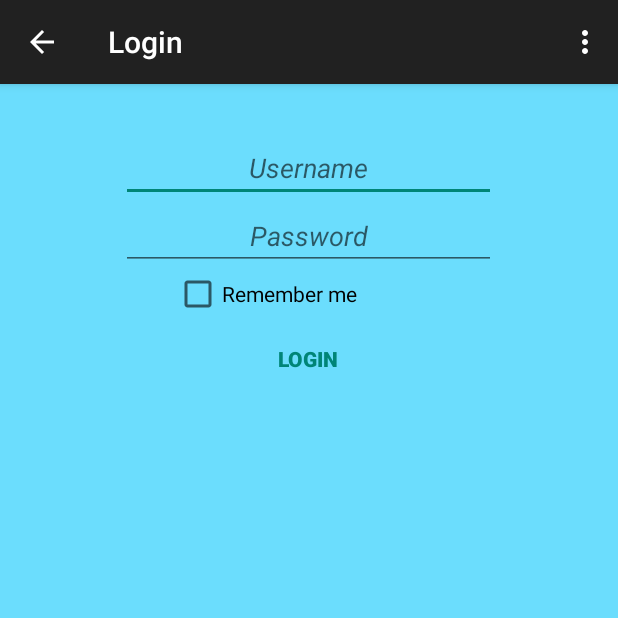
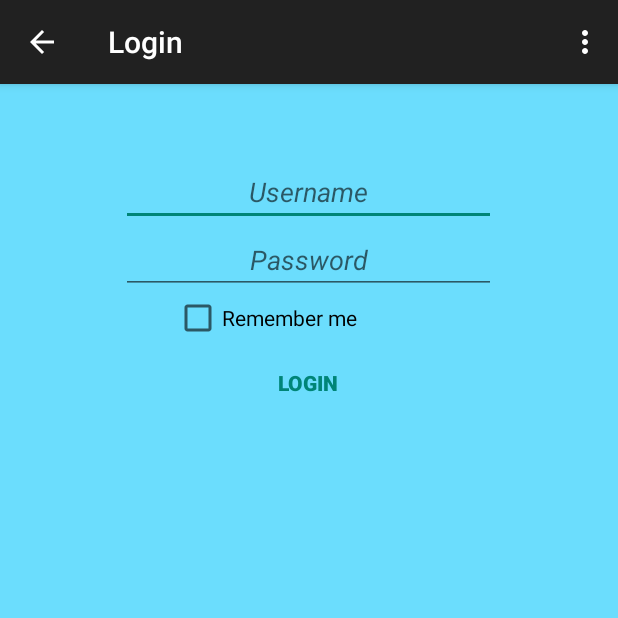
Before and after one commit to varaprasad-pakalapati/LearningApp, an Android app: the LoginActivity screen opened directly, with no data from a screen before it, on a phone screen of 412 x 824 dp, the top half of it. Run offline under Robolectric (Android 15) with nearby library versions, the phone set to English and light mode, and no system bars.

Commit message:
Update login activity padding

```diff
--- a/app/src/main/res/layout/activity_login.xml
+++ b/app/src/main/res/layout/activity_login.xml
@@ -3,7 +3,11 @@
     android:layout_width="match_parent"
     android:layout_height="match_parent"
     android:background="#aa25d0ff"
-    android:orientation="vertical">
+    android:orientation="vertical"
+    android:paddingLeft="16dp"
+    android:paddingRight="16dp"
+    android:paddingBottom="16dp"
+    android:paddingTop="16dp">
 
     <RelativeLayout
         android:layout_width="match_parent"
```
